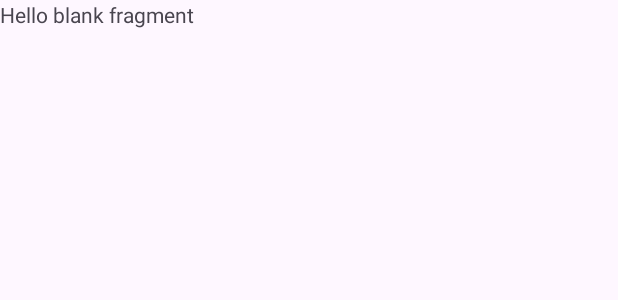
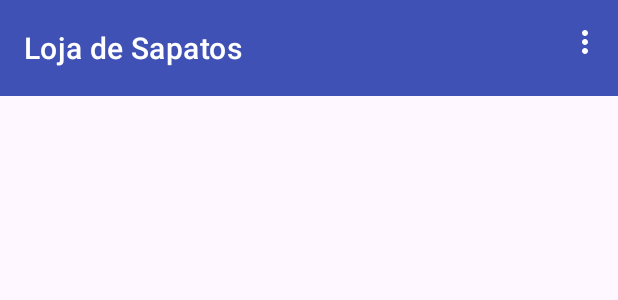
Before and after one commit to JorgeTranin/App-Loja-Virtual-Android-Master, an Android app: the layout fragment_main.xml on its own in the app's theme, with its tools: preview values and no code run, on a phone screen of 412 x 824 dp. Shown: the top 300 px of the screen. Run offline under Robolectric (Android 15) with nearby library versions, the phone set to English and light mode, and no system bars.

Commit message:
feat - implementa tela principal e menu de opções

```diff
--- a/app/src/main/AndroidManifest.xml
+++ b/app/src/main/AndroidManifest.xml
@@ -1,6 +1,7 @@
 <?xml version="1.0" encoding="utf-8"?>
 <manifest xmlns:android="http://schemas.android.com/apk/res/android"
     xmlns:tools="http://schemas.android.com/tools">
+    <uses-permission android:name="android.permission.INTERNET"/>
 
     <application
         android:allowBackup="true"
--- /dev/null
+++ b/app/src/main/res/drawable/baseline_arrow_back_24.xml
@@ -0,0 +1,5 @@
+<vector android:autoMirrored="true" android:height="24dp"
+    android:tint="@color/white" android:viewportHeight="24"
+    android:viewportWidth="24" android:width="24dp" xmlns:android="http://schemas.android.com/apk/res/android">
+    <path android:fillColor="@android:color/white" android:pathData="M20,11H7.83l5.59,-5.59L12,4l-8,8 8,8 1.41,-1.41L7.83,13H20v-2z"/>
+</vector>
--- /dev/null
+++ b/app/src/main/res/drawable/baseline_more_horiz_24.xml
@@ -0,0 +1,5 @@
+<vector android:height="24dp" android:tint="#000000"
+    android:viewportHeight="24" android:viewportWidth="24"
+    android:width="24dp" xmlns:android="http://schemas.android.com/apk/res/android">
+    <path android:fillColor="@android:color/white" android:pathData="M6,10c-1.1,0 -2,0.9 -2,2s0.9,2 2,2 2,-0.9 2,-2 -0.9,-2 -2,-2zM18,10c-1.1,0 -2,0.9 -2,2s0.9,2 2,2 2,-0.9 2,-2 -0.9,-2 -2,-2zM12,10c-1.1,0 -2,0.9 -2,2s0.9,2 2,2 2,-0.9 2,-2 -0.9,-2 -2,-2z"/>
+</vector>
--- a/app/src/main/res/layout/fragment_main.xml
+++ b/app/src/main/res/layout/fragment_main.xml
@@ -1,14 +1,30 @@
 <?xml version="1.0" encoding="utf-8"?>
-<FrameLayout xmlns:android="http://schemas.android.com/apk/res/android"
+<androidx.constraintlayout.widget.ConstraintLayout xmlns:android="http://schemas.android.com/apk/res/android"
+    xmlns:app="http://schemas.android.com/apk/res-auto"
     xmlns:tools="http://schemas.android.com/tools"
     android:layout_width="match_parent"
     android:layout_height="match_parent"
     tools:context=".view.activitys.MainFragment">
 
-    <!-- TODO: Update blank fragment layout -->
-    <TextView
+    <com.google.android.material.appbar.AppBarLayout
+        android:id="@+id/appBarLayout"
         android:layout_width="match_parent"
-        android:layout_height="match_parent"
-        android:text="@string/hello_blank_fragment" />
+        android:layout_height="wrap_content"
+        app:layout_constraintEnd_toEndOf="parent"
+        app:layout_constraintStart_toStartOf="parent"
+        app:layout_constraintTop_toTopOf="parent">
 
-</FrameLayout>
+        <com.google.android.material.appbar.MaterialToolbar
+            android:id="@+id/topAppBar"
+            android:background="@color/dark_blue"
+            style="@style/Widget.MaterialComponents.Toolbar.Primary"
+            android:layout_width="match_parent"
+            android:layout_height="?attr/actionBarSize"
+            app:collapseContentDescription="5dp"
+            app:menu="@menu/top_app_bar"
+            app:title="Loja de Sapatos"
+            app:layout_scrollFlags="scroll|enterAlways" />
+
+
+    </com.google.android.material.appbar.AppBarLayout>
+</androidx.constraintlayout.widget.ConstraintLayout>
--- /dev/null
+++ b/app/src/main/res/menu/top_app_bar.xml
@@ -0,0 +1,21 @@
+<?xml version="1.0" encoding="utf-8"?>
+<menu xmlns:android="http://schemas.android.com/apk/res/android"
+    xmlns:app="http://schemas.android.com/apk/res-auto">
+    <item
+        android:id="@+id/perfil"
+        android:title="@string/more"
+        android:contentDescription="@string/more"
+        android:icon="@drawable/baseline_more_horiz_24"
+        app:showAsAction="never" />
+    <item
+        android:id="@+id/more"
+        android:title="@string/more"
+        android:contentDescription="@string/more"
+        android:icon="@drawable/baseline_more_horiz_24"
+        app:showAsAction="never" />
+    <item
+        android:id="@+id/logout"
+        android:title="@string/logout"
+        android:contentDescription="@string/logout"
+        app:showAsAction="never" />
+</menu>
--- a/app/src/main/res/values/strings.xml
+++ b/app/src/main/res/values/strings.xml
@@ -6,6 +6,7 @@
     <string name="email_exemple">exemplo@email.com</string>
     <string name="senha">Senha</string>
     <string name="entrar">Entrar</string>
+
     <string name="nao_tem_uma_conta">Não tem uma conta?</string>
     <string name="cadastre_se_agora">Cadastre-se Agora!</string>
     <string name="loja"><b>Loja</b></string>
@@ -16,4 +17,6 @@
     <string name="text_email_hint">E-Mail</string>
     <string name="password_exemple">********</string>
     <string name="email">E-mail</string>
+    <string name="more">more</string>
+    <string name="logout">Log out</string>
 </resources>
```
Also changed, not shown: app/src/main/java/com/jorge/lojavirtualandroidmaster/view/activitys/MainFragment.kt (+49 -3 lines), app/src/main/java/com/jorge/lojavirtualandroidmaster/view/auth/LoginFragment.kt (+7 -8 lines), app/src/main/java/com/jorge/lojavirtualandroidmaster/view/auth/RegisterFragment.kt (+15 -0 lines).
